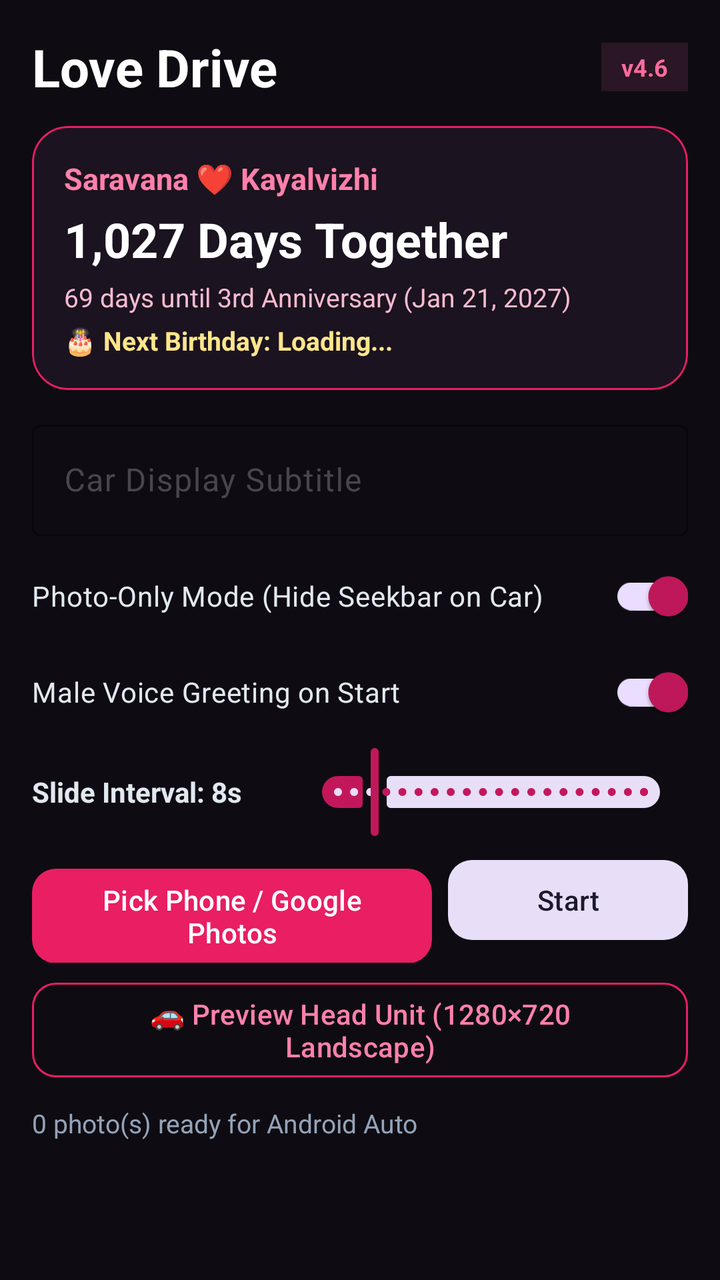
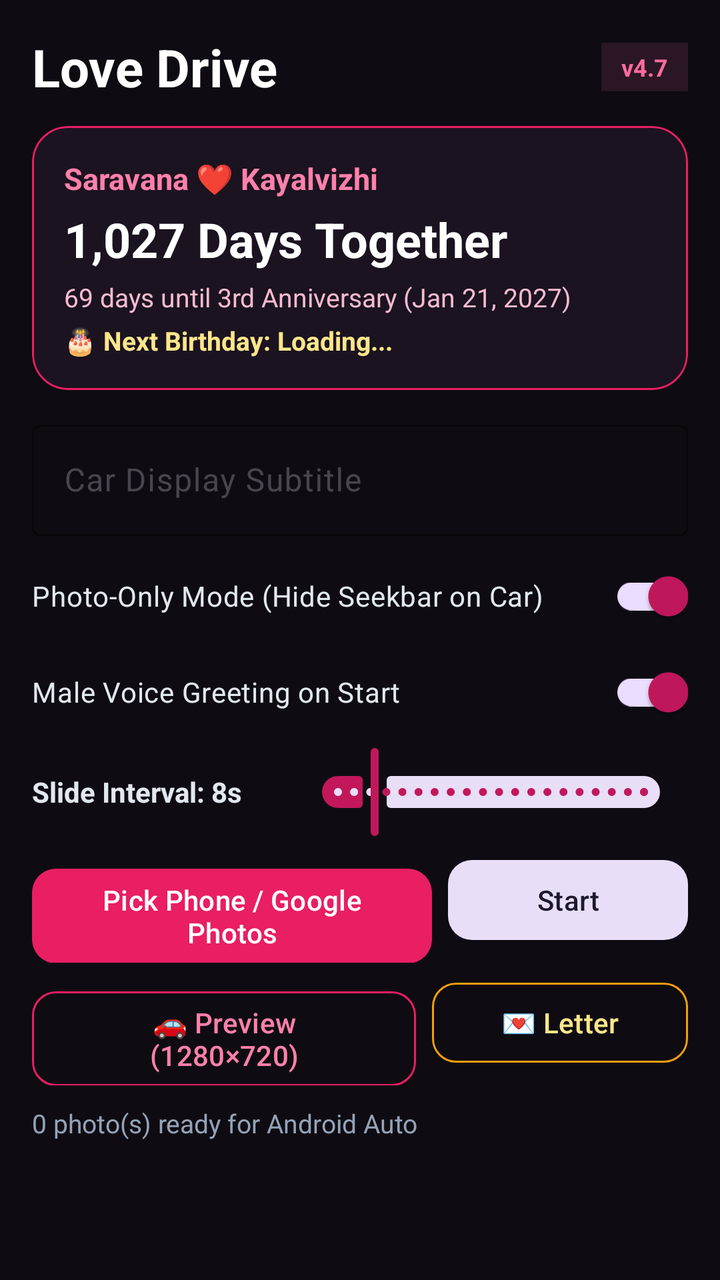

Two renders of the same Android screen: before a commit and after it. Below are the layout's source before the change and the commit's diff.
<!-- AndroidManifest.xml: application theme Theme.LoveDrive -->
<!-- res/layout/activity_main.xml -->
<?xml version="1.0" encoding="utf-8"?>
<LinearLayout xmlns:android="http://schemas.android.com/apk/res/android"
    xmlns:app="http://schemas.android.com/apk/res-auto"
    android:layout_width="match_parent"
    android:layout_height="match_parent"
    android:orientation="vertical"
    android:padding="16dp"
    android:background="#0E0C12">

    <LinearLayout
        android:layout_width="match_parent"
        android:layout_height="wrap_content"
        android:gravity="center_vertical"
        android:orientation="horizontal">

        <TextView
            android:layout_width="0dp"
            android:layout_height="wrap_content"
            android:layout_weight="1"
            android:text="Love Drive"
            android:textSize="26sp"
            android:textStyle="bold"
            android:textColor="#FFFFFF" />

        <TextView
            android:layout_width="wrap_content"
            android:layout_height="wrap_content"
            android:background="#2A1624"
            android:paddingHorizontal="10dp"
            android:paddingVertical="4dp"
            android:text="v4.6"
            android:textSize="12sp"
            android:textStyle="bold"
            android:textColor="#FF6B9D" />
    </LinearLayout>

    <com.google.android.material.card.MaterialCardView
        android:layout_width="match_parent"
        android:layout_height="wrap_content"
        android:layout_marginTop="12dp"
        app:cardCornerRadius="18dp"
        app:cardBackgroundColor="#1B1320"
        app:strokeColor="#E91E63"
        app:strokeWidth="1dp">

        <LinearLayout
            android:layout_width="match_parent"
            android:layout_height="wrap_content"
            android:orientation="vertical"
            android:padding="16dp">

            <TextView
                android:layout_width="match_parent"
                android:layout_height="wrap_content"
                android:id="@+id/tvGreeting"
                android:text="Saravana ❤️ Kayalvizhi"
                android:textSize="15sp"
                android:textStyle="bold"
                android:textColor="#FF80AB" />

            <TextView
                android:id="@+id/tvDaysTogether"
                android:layout_width="match_parent"
                android:layout_height="wrap_content"
                android:layout_marginTop="4dp"
                android:text="1,027 Days Together"
                android:textSize="24sp"
                android:textStyle="bold"
                android:textColor="#FFFFFF" />

            <TextView
                android:id="@+id/tvNextAnniversary"
                android:layout_width="match_parent"
                android:layout_height="wrap_content"
                android:layout_marginTop="4dp"
                android:text="69 days until 3rd Anniversary (Jan 21, 2027)"
                android:textSize="13sp"
                android:textColor="#F8BBD0" />

            <TextView
                android:id="@+id/tvNextBirthday"
                android:layout_width="match_parent"
                android:layout_height="wrap_content"
                android:layout_marginTop="4dp"
                android:text="🎂 Next Birthday: Loading..."
                android:textSize="13sp"
                android:textStyle="bold"
                android:textColor="#FDE68A" />
        </LinearLayout>
    </com.google.android.material.card.MaterialCardView>

    <com.google.android.material.textfield.TextInputLayout
        android:layout_width="match_parent"
        android:layout_height="wrap_content"
        android:layout_marginTop="12dp"
        android:hint="Car Display Subtitle"
        app:boxStrokeColor="#E91E63"
        app:hintTextColor="#FF80AB"
        style="@style/Widget.Material3.TextInputLayout.OutlinedBox">

        <com.google.android.material.textfield.TextInputEditText
            android:id="@+id/etSubtitle"
            android:layout_width="match_parent"
            android:layout_height="wrap_content"
            android:textColor="#FFFFFF"
            android:singleLine="true" />
    </com.google.android.material.textfield.TextInputLayout>

    <com.google.android.material.switchmaterial.SwitchMaterial
        android:id="@+id/switchHideSeekbar"
        android:layout_width="match_parent"
        android:layout_height="wrap_content"
        android:layout_marginTop="6dp"
        android:text="Photo-Only Mode (Hide Seekbar on Car)"
        android:textColor="#E2E8F0"
        android:checked="true" />

    <com.google.android.material.switchmaterial.SwitchMaterial
        android:id="@+id/switchVoiceGreeting"
        android:layout_width="match_parent"
        android:layout_height="wrap_content"
        android:text="Male Voice Greeting on Start"
        android:textColor="#E2E8F0"
        android:checked="true" />

    <LinearLayout
        android:layout_width="match_parent"
        android:layout_height="wrap_content"
        android:layout_marginTop="2dp" 
        android:gravity="center_vertical"
        android:orientation="horizontal">

        <TextView
            android:id="@+id/tvIntervalLabel"
            android:layout_width="0dp"
            android:layout_height="wrap_content"
            android:layout_weight="1"
            android:text="Slide Interval: 8s"
            android:textSize="14sp"
            android:textStyle="bold"
            android:textColor="#E2E8F0" />

        <com.google.android.material.slider.Slider
            android:id="@+id/sliderInterval"
            android:layout_width="0dp"
            android:layout_height="wrap_content"
            android:layout_weight="1.5"
            android:valueFrom="5"
            android:valueTo="30"
            android:stepSize="1"
            android:value="8" />
    </LinearLayout>

    <LinearLayout
        android:layout_width="match_parent"
        android:layout_height="wrap_content"
        android:layout_marginTop="6dp"
        android:orientation="horizontal">

        <com.google.android.material.button.MaterialButton
            android:id="@+id/btnAddPhotos"
            android:layout_width="0dp"
            android:layout_height="wrap_content"
            android:layout_weight="1.25"
            android:layout_marginEnd="8dp"
            android:text="Pick Phone / Google Photos"
            app:backgroundTint="#E91E63"
            app:cornerRadius="12dp" />

        <com.google.android.material.button.MaterialButton
            android:id="@+id/btnTogglePlay"
            style="@style/Widget.Material3.Button.TonalButton"
            android:layout_width="0dp"
            android:layout_height="wrap_content"
            android:layout_weight="0.75"
            android:text="Start"
            app:cornerRadius="12dp" />
    </LinearLayout>

    <com.google.android.material.button.MaterialButton
        android:id="@+id/btnPreviewHeadUnit"
        style="@style/Widget.Material3.Button.OutlinedButton"
        android:layout_width="match_parent"
        android:layout_height="wrap_content"
        android:layout_marginTop="6dp"
        android:text="🚗 Preview Head Unit (1280×720 Landscape)"
        android:textColor="#FF80AB"
        app:strokeColor="#E91E63"
        app:cornerRadius="12dp" />

    <TextView
        android:id="@+id/tvCount" 
        android:layout_width="match_parent"
        android:layout_height="wrap_content"
        android:layout_marginTop="10dp"
        android:text="0 photo(s) ready for Android Auto"
        android:textSize="13sp"
        android:textColor="#94A3B8" />

    <androidx.recyclerview.widget.RecyclerView
        android:id="@+id/rvPhotos"
        android:layout_width="match_parent"
        android:layout_height="0dp"
        android:layout_weight="1"
        android:layout_marginTop="8dp" />

</LinearLayout>
<!-- resources referenced by this layout -->
<resources>
  <style name="Theme.LoveDrive" parent="Theme.Material3.DayNight.NoActionBar">
          <item name="colorPrimary">#C2185B</item>
          <item name="colorOnPrimary">#FFFFFF</item>
          <item name="colorSecondary">#AD1457</item>
          <item name="android:statusBarColor">#880E4F</item>
      </style>
</resources>

<!-- the commit's change to res/layout/activity_main.xml (unified diff, before → after) -->
@@ -28,7 +28,7 @@
             android:background="#2A1624"
             android:paddingHorizontal="10dp"
             android:paddingVertical="4dp"
-            android:text="v4.6"
+            android:text="v4.7"
             android:textSize="12sp"
             android:textStyle="bold"
             android:textColor="#FF6B9D" />
@@ -177,16 +177,35 @@
             app:cornerRadius="12dp" />
     </LinearLayout>
 
-    <com.google.android.material.button.MaterialButton
-        android:id="@+id/btnPreviewHeadUnit"
-        style="@style/Widget.Material3.Button.OutlinedButton"
+    <LinearLayout
         android:layout_width="match_parent"
         android:layout_height="wrap_content"
         android:layout_marginTop="6dp"
-        android:text="🚗 Preview Head Unit (1280×720 Landscape)"
-        android:textColor="#FF80AB"
-        app:strokeColor="#E91E63"
-        app:cornerRadius="12dp" />
+        android:orientation="horizontal">
+
+        <com.google.android.material.button.MaterialButton
+            android:id="@+id/btnPreviewHeadUnit"
+            style="@style/Widget.Material3.Button.OutlinedButton"
+            android:layout_width="0dp"
+            android:layout_height="wrap_content"
+            android:layout_weight="1.2"
+            android:layout_marginEnd="8dp"
+            android:text="🚗 Preview (1280×720)"
+            android:textColor="#FF80AB"
+            app:strokeColor="#E91E63"
+            app:cornerRadius="12dp" />
+
+        <com.google.android.material.button.MaterialButton
+            android:id="@+id/btnLoveLetter"
+            style="@style/Widget.Material3.Button.OutlinedButton"
+            android:layout_width="0dp"
+            android:layout_height="wrap_content"
+            android:layout_weight="0.8"
+            android:text="💌 Letter"
+            android:textColor="#FDE68A"
+            app:strokeColor="#F59E0B"
+            app:cornerRadius="12dp" />
+    </LinearLayout>
 
     <TextView
         android:id="@+id/tvCount" 
